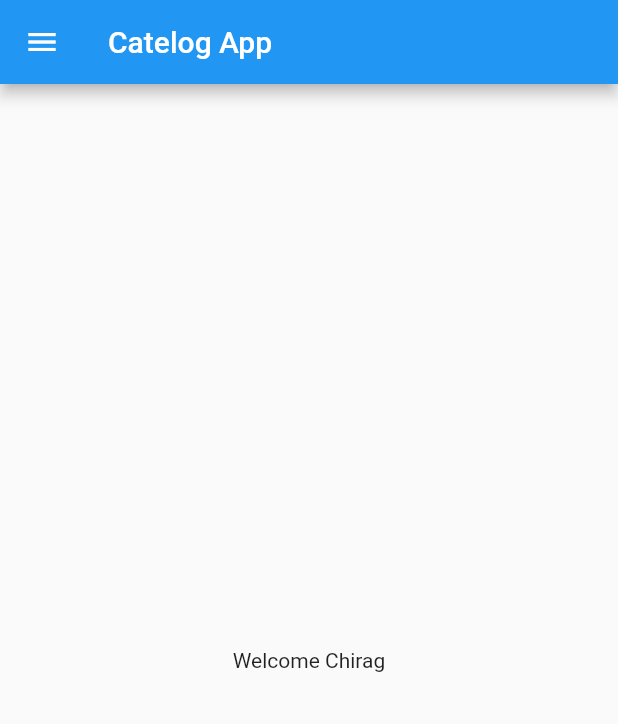
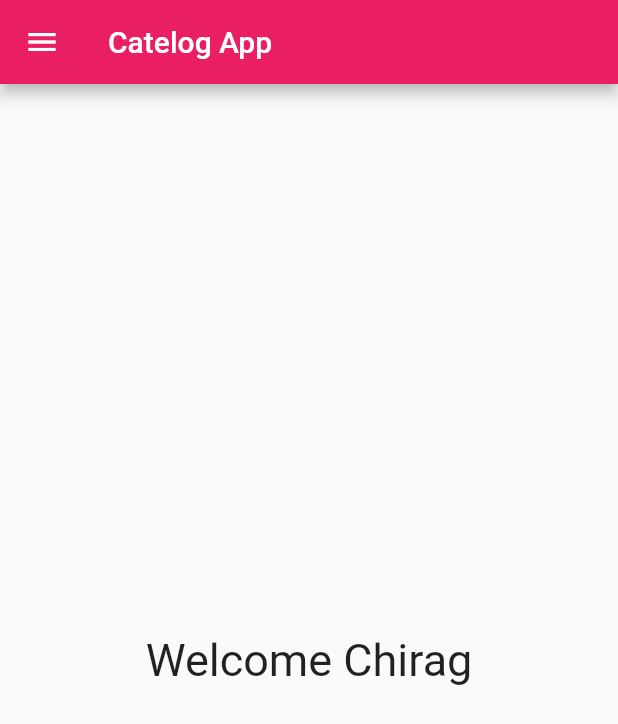
Before and after one commit to chiragprajapati1405/Flutter, a Flutter app: the screen it shows after launch, on a phone screen of 412 x 824 dp. Shown: the top 724 px of the screen. Run offline on Flutter 3.47's test engine with Material 2 defaults, Android fonts, the phone set to English and light mode, and no system bars.

Commit message:
Day 3 Completed

```diff
--- a/lib/Home_page.dart
+++ b/lib/Pages/Home_page.dart
@@ -11,7 +11,10 @@ class HomePage extends StatelessWidget {
       ),
       body: Center(
         child: Container(
-          child: Text('Welcome Chirag'),
+          child: Text(
+            'Welcome Chirag',
+            style: TextStyle(fontSize: 30),
+          ),
         ),
       ),
       drawer: Drawer(),
--- a/lib/main.dart
+++ b/lib/main.dart
@@ -1,5 +1,6 @@
 import 'package:flutter/material.dart';
-import 'Home_page.dart';
+import 'package:flutter_application_1/Pages/Login_page.dart';
+import 'Pages/Home_page.dart';
 
 void main() {
   runApp(MyApp());
@@ -11,7 +12,16 @@ class MyApp extends StatelessWidget {
   @override
   Widget build(BuildContext context) {
     return MaterialApp(
-      home: HomePage(),
+      //home: HomePage(),
+      themeMode: ThemeMode.light,
+      theme: ThemeData(primarySwatch: Colors.pink),
+      darkTheme: ThemeData(brightness: Brightness.dark),
+      initialRoute: "/home",
+      routes: {
+        "/": (context) => LoginPage(),
+        "/home": (context) => HomePage(),
+        "/login": (context) => LoginPage()
+      },
     );
   }
 }
```
Also changed, not shown: lib/Pages/Login_page.dart (added, +18 -0 lines).
